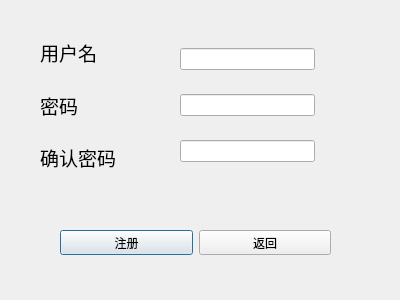
The window that Client/RegisterDialog.ui (EverLostXI/onlineChatroom) describes before a commit, drawn with Qt 5.
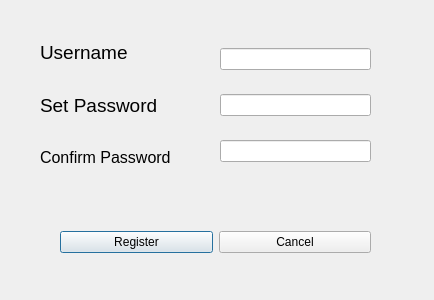
The same window after the commit.

The edit to the form file:
```diff
--- a/Client/RegisterDialog.ui
+++ b/Client/RegisterDialog.ui
@@ -6,7 +6,7 @@
    <rect>
     <x>0</x>
     <y>0</y>
-    <width>400</width>
+    <width>434</width>
     <height>300</height>
    </rect>
   </property>
@@ -18,7 +18,7 @@
     <rect>
      <x>60</x>
      <y>230</y>
-     <width>271</width>
+     <width>311</width>
      <height>25</height>
     </rect>
    </property>
@@ -26,14 +26,14 @@
     <item>
      <widget class="QPushButton" name="registerButton">
       <property name="text">
-       <string>注册</string>
+       <string>Register</string>
       </property>
      </widget>
     </item>
     <item>
      <widget class="QPushButton" name="backButton">
       <property name="text">
-       <string>返回</string>
+       <string>Cancel</string>
       </property>
      </widget>
     </item>
@@ -44,7 +44,7 @@
     <rect>
      <x>40</x>
      <y>30</y>
-     <width>78</width>
+     <width>161</width>
      <height>151</height>
     </rect>
    </property>
@@ -52,21 +52,21 @@
     <item>
      <widget class="QLabel" name="label">
       <property name="text">
-       <string>&lt;html&gt;&lt;head/&gt;&lt;body&gt;&lt;p&gt;&lt;span style=&quot; font-size:14pt;&quot;&gt;用户名&lt;/span&gt;&lt;/p&gt;&lt;/body&gt;&lt;/html&gt;</string>
+       <string>&lt;html&gt;&lt;head/&gt;&lt;body&gt;&lt;p&gt;&lt;span style=&quot; font-size:14pt;&quot;&gt;Username&lt;/span&gt;&lt;/p&gt;&lt;/body&gt;&lt;/html&gt;</string>
       </property>
      </widget>
     </item>
     <item>
      <widget class="QLabel" name="label_2">
       <property name="text">
-       <string>&lt;html&gt;&lt;head/&gt;&lt;body&gt;&lt;p&gt;&lt;span style=&quot; font-size:14pt;&quot;&gt;密码&lt;/span&gt;&lt;/p&gt;&lt;/body&gt;&lt;/html&gt;</string>
+       <string>&lt;html&gt;&lt;head/&gt;&lt;body&gt;&lt;p&gt;&lt;span style=&quot; font-size:14pt;&quot;&gt;Set Password&lt;/span&gt;&lt;/p&gt;&lt;/body&gt;&lt;/html&gt;</string>
       </property>
      </widget>
     </item>
     <item>
      <widget class="QLabel" name="label_3">
       <property name="text">
-       <string>&lt;html&gt;&lt;head/&gt;&lt;body&gt;&lt;p&gt;&lt;span style=&quot; font-size:14pt;&quot;&gt;确认密码&lt;/span&gt;&lt;/p&gt;&lt;/body&gt;&lt;/html&gt;</string>
+       <string>&lt;html&gt;&lt;head/&gt;&lt;body&gt;&lt;p&gt;&lt;span style=&quot; font-size:12pt;&quot;&gt;Confirm Password&lt;/span&gt;&lt;/p&gt;&lt;/body&gt;&lt;/html&gt;</string>
       </property>
      </widget>
     </item>
@@ -75,9 +75,9 @@
   <widget class="QWidget" name="layoutWidget">
    <property name="geometry">
     <rect>
-     <x>180</x>
+     <x>220</x>
      <y>30</y>
-     <width>135</width>
+     <width>151</width>
      <height>151</height>
     </rect>
    </property>
```
